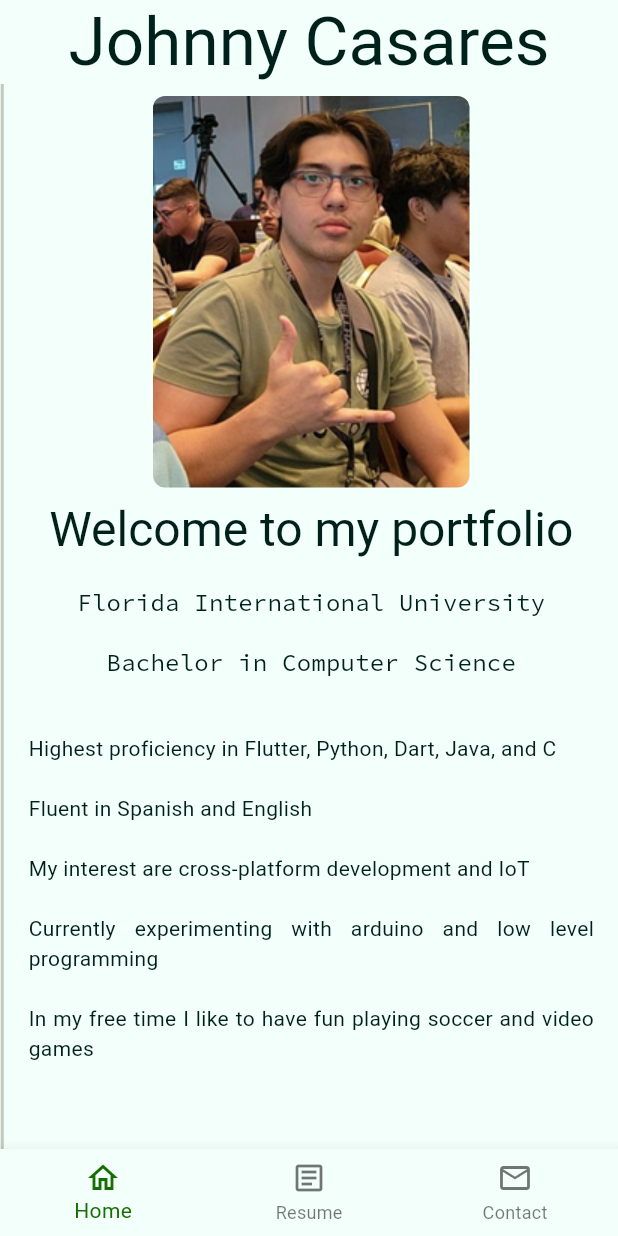
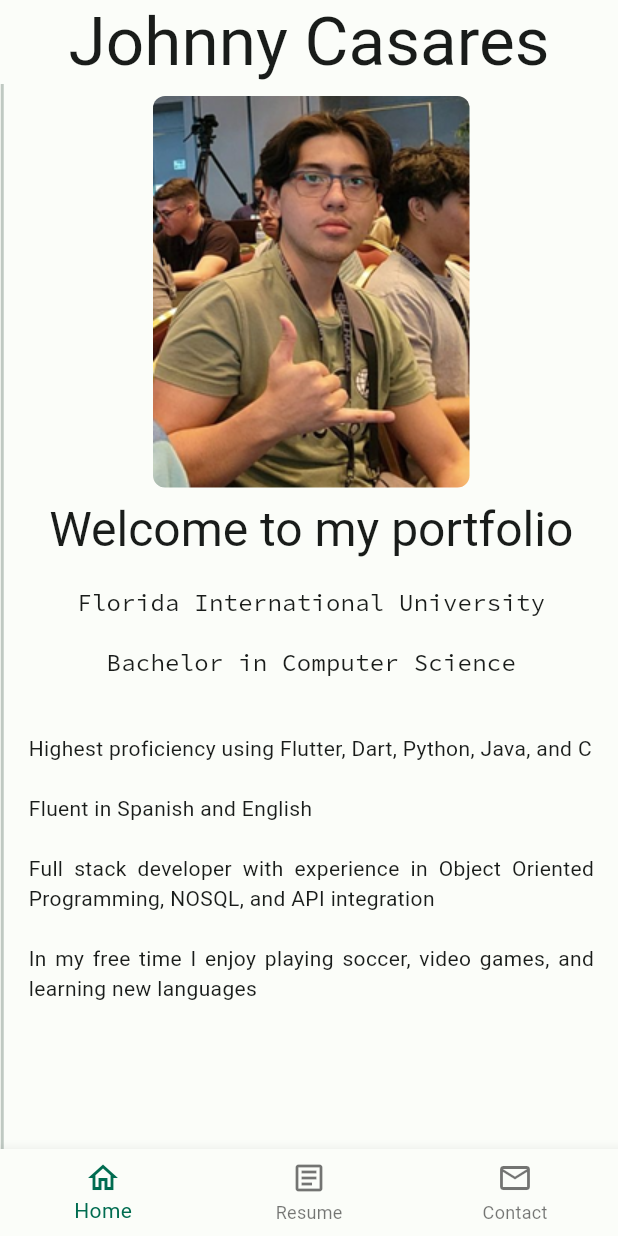
Before and after one commit to JohnnyCasares/new-portfolio-code, a Flutter app: the screen it shows after launch, on a phone screen of 412 x 824 dp. Run offline on Flutter 3.47's test engine with Material 2 defaults, Android fonts, the phone set to English and light mode, and no system bars; our stand-ins replace cloud_firestore, email_validator, firebase_core, google_fonts; missing offline and left inert: dart:html, syncfusion_flutter_pdfviewer; accounts and stored records are empty; Roboto replaces fonts that are missing (Ubuntu).

Commit message:
changed theme, home page, and icons

```diff
--- a/lib/pages/home_page.dart
+++ b/lib/pages/home_page.dart
@@ -47,7 +47,10 @@ class HomePage extends StatelessWidget {
                   Container(
                     padding: const EdgeInsets.all(8),
                     child: Text(
-                      "Highest proficiency in Flutter, Python, Dart, Java, and C\n\nFluent in Spanish and English\n\nMy interest are cross-platform development and IoT\n\nCurrently experimenting with arduino and low level programming\n\nIn my free time I like to have fun playing soccer and video games",
+                      "Highest proficiency using Flutter, Dart, Python, Java, and C\n\n"
+                      "Fluent in Spanish and English\n\n"
+                      "Full stack developer with experience in Object Oriented Programming, NOSQL, and API integration\n\n"
+                      "In my free time I enjoy playing soccer, video games, and learning new languages",
                       style: Theme.of(context).textTheme.bodyMedium,
                       textAlign: TextAlign.justify,
                     ),
--- a/lib/theme/my_theme.dart
+++ b/lib/theme/my_theme.dart
@@ -4,69 +4,69 @@ import 'package:google_fonts/google_fonts.dart';
 class MyTheme {
   static const lightColorScheme = ColorScheme(
     brightness: Brightness.light,
-    primary: Color(0xFF146E00),
+    primary: Color(0xFF006C50),
     onPrimary: Color(0xFFFFFFFF),
-    primaryContainer: Color(0xFF7EFE5D),
-    onPrimaryContainer: Color(0xFF022100),
-    secondary: Color(0xFF006D3E),
+    primaryContainer: Color(0xFF84F8CD),
+    onPrimaryContainer: Color(0xFF002116),
+    secondary: Color(0xFF4C6359),
     onSecondary: Color(0xFFFFFFFF),
-    secondaryContainer: Color(0xFF96F7B7),
-    onSecondaryContainer: Color(0xFF00210F),
-    tertiary: Color(0xFF006C4E),
+    secondaryContainer: Color(0xFFCEE9DB),
+    onSecondaryContainer: Color(0xFF082017),
+    tertiary: Color(0xFF3F6375),
     onTertiary: Color(0xFFFFFFFF),
-    tertiaryContainer: Color(0xFF86F8C9),
-    onTertiaryContainer: Color(0xFF002115),
+    tertiaryContainer: Color(0xFFC2E8FD),
+    onTertiaryContainer: Color(0xFF001F2A),
     error: Color(0xFFBA1A1A),
     errorContainer: Color(0xFFFFDAD6),
     onError: Color(0xFFFFFFFF),
     onErrorContainer: Color(0xFF410002),
-    background: Color(0xFFF3FFFA),
-    onBackground: Color(0xFF00201A),
-    surface: Color(0xFFF3FFFA),
-    onSurface: Color(0xFF00201A),
-    surfaceVariant: Color(0xFFDFE4D7),
-    onSurfaceVariant: Color(0xFF43483F),
-    outline: Color(0xFF73796E),
-    onInverseSurface: Color(0xFFB7FFEC),
-    inverseSurface: Color(0xFF00382E),
-    inversePrimary: Color(0xFF61E143),
+    background: Color(0xFFFBFDF9),
+    onBackground: Color(0xFF191C1A),
+    surface: Color(0xFFFBFDF9),
+    onSurface: Color(0xFF191C1A),
+    surfaceVariant: Color(0xFFDBE5DE),
+    onSurfaceVariant: Color(0xFF404944),
+    outline: Color(0xFF707974),
+    onInverseSurface: Color(0xFFEFF1EE),
+    inverseSurface: Color(0xFF2E312F),
+    inversePrimary: Color(0xFF66DBB1),
     shadow: Color(0xFF000000),
-    surfaceTint: Color(0xFF146E00),
-    outlineVariant: Color(0xFFC3C8BC),
+    surfaceTint: Color(0xFF006C50),
+    outlineVariant: Color(0xFFBFC9C2),
     scrim: Color(0xFF000000),
   );
 
   static const darkColorScheme = ColorScheme(
     brightness: Brightness.dark,
-    primary: Color(0xFF61E143),
-    onPrimary: Color(0xFF063900),
-    primaryContainer: Color(0xFF0D5300),
-    onPrimaryContainer: Color(0xFF7EFE5D),
-    secondary: Color(0xFF7BDA9D),
-    onSecondary: Color(0xFF00391E),
-    secondaryContainer: Color(0xFF00522D),
-    onSecondaryContainer: Color(0xFF96F7B7),
-    tertiary: Color(0xFF69DBAE),
-    onTertiary: Color(0xFF003827),
-    tertiaryContainer: Color(0xFF00513A),
-    onTertiaryContainer: Color(0xFF86F8C9),
+    primary: Color(0xFF66DBB1),
+    onPrimary: Color(0xFF003828),
+    primaryContainer: Color(0xFF00513C),
+    onPrimaryContainer: Color(0xFF84F8CD),
+    secondary: Color(0xFFB3CCBF),
+    onSecondary: Color(0xFF1E352C),
+    secondaryContainer: Color(0xFF354C42),
+    onSecondaryContainer: Color(0xFFCEE9DB),
+    tertiary: Color(0xFFA6CCE0),
+    onTertiary: Color(0xFF0A3445),
+    tertiaryContainer: Color(0xFF264B5C),
+    onTertiaryContainer: Color(0xFFC2E8FD),
     error: Color(0xFFFFB4AB),
     errorContainer: Color(0xFF93000A),
     onError: Color(0xFF690005),
     onErrorContainer: Color(0xFFFFDAD6),
-    background: Color(0xFF00201A),
-    onBackground: Color(0xFF79F8DC),
-    surface: Color(0xFF00201A),
-    onSurface: Color(0xFF79F8DC),
-    surfaceVariant: Color(0xFF43483F),
-    onSurfaceVariant: Color(0xFFC3C8BC),
-    outline: Color(0xFF8D9387),
-    onInverseSurface: Color(0xFF00201A),
-    inverseSurface: Color(0xFF79F8DC),
-    inversePrimary: Color(0xFF146E00),
+    background: Color(0xFF191C1A),
+    onBackground: Color(0xFFE1E3E0),
+    surface: Color(0xFF191C1A),
+    onSurface: Color(0xFFE1E3E0),
+    surfaceVariant: Color(0xFF404944),
+    onSurfaceVariant: Color(0xFFBFC9C2),
+    outline: Color(0xFF89938D),
+    onInverseSurface: Color(0xFF191C1A),
+    inverseSurface: Color(0xFFE1E3E0),
+    inversePrimary: Color(0xFF006C50),
     shadow: Color(0xFF000000),
-    surfaceTint: Color(0xFF61E143),
-    outlineVariant: Color(0xFF43483F),
+    surfaceTint: Color(0xFF66DBB1),
+    outlineVariant: Color(0xFF404944),
     scrim: Color(0xFF000000),
   );
 
```
Also changed, not shown: pubspec.yaml (+17 -0 lines), lib/assets/images/favicon.png (added), pubspec.lock, 40 other files.
